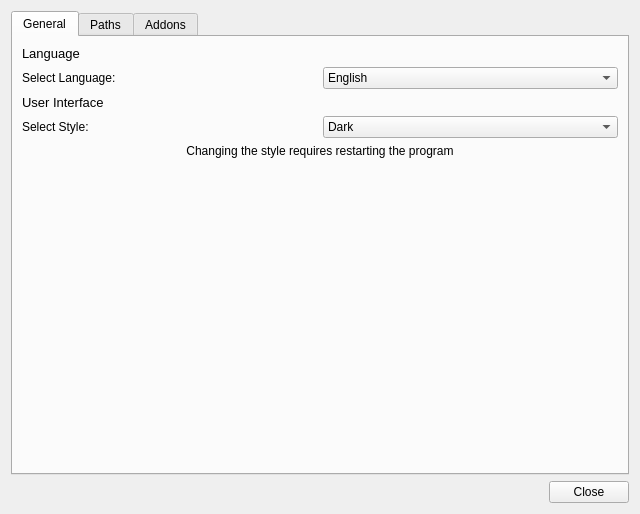
Old version of the form dialogs/optionsdialog.ui in the repository PhilInTheGaps/GM-Companion.
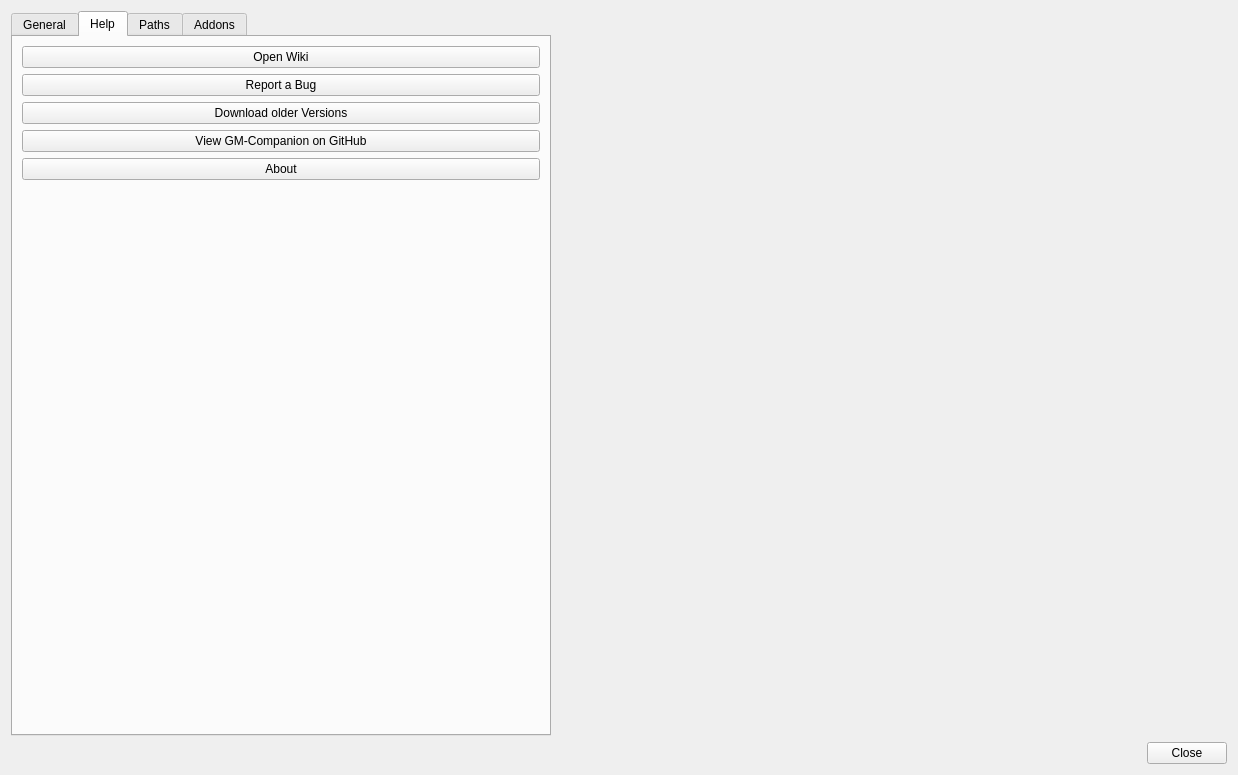
New version of the form. The open tabs and pages were chosen to show the change. Icons and pictures are not drawn.

Commit message: Improved UI, removed menu bar and tab system

```diff
--- a/dialogs/optionsdialog.ui
+++ b/dialogs/optionsdialog.ui
@@ -6,8 +6,8 @@
    <rect>
     <x>0</x>
     <y>0</y>
-    <width>640</width>
-    <height>510</height>
+    <width>1238</width>
+    <height>775</height>
    </rect>
   </property>
   <property name="windowTitle">
@@ -18,12 +18,18 @@
     <normaloff>:/resources/icon256.png</normaloff>:/resources/icon256.png</iconset>
   </property>
   <layout class="QVBoxLayout" name="verticalLayout">
-   <item alignment="Qt::AlignTop">
+   <item>
     <widget class="QTabWidget" name="tabWidget">
+     <property name="sizePolicy">
+      <sizepolicy hsizetype="Maximum" vsizetype="Expanding">
+       <horstretch>0</horstretch>
+       <verstretch>0</verstretch>
+      </sizepolicy>
+     </property>
      <property name="currentIndex">
       <number>0</number>
      </property>
-     <widget class="QWidget" name="tabUpdates">
+     <widget class="QWidget" name="tabGeneral">
       <attribute name="title">
        <string>General</string>
       </attribute>
@@ -33,6 +39,8 @@
          <property name="font">
           <font>
            <pointsize>10</pointsize>
+           <weight>75</weight>
+           <bold>true</bold>
           </font>
          </property>
          <property name="text">
@@ -70,8 +78,8 @@
          <property name="font">
           <font>
            <pointsize>10</pointsize>
-           <weight>50</weight>
-           <bold>false</bold>
+           <weight>75</weight>
+           <bold>true</bold>
           </font>
          </property>
          <property name="text">
@@ -119,7 +127,7 @@
           <bool>false</bool>
          </property>
          <property name="alignment">
-          <set>Qt::AlignCenter</set>
+          <set>Qt::AlignLeading|Qt::AlignLeft|Qt::AlignVCenter</set>
          </property>
          <property name="wordWrap">
           <bool>false</bool>
@@ -129,6 +137,27 @@
          </property>
         </widget>
        </item>
+       <item>
+        <widget class="QLabel" name="label_8">
+         <property name="font">
+          <font>
+           <pointsize>10</pointsize>
+           <weight>75</weight>
+           <bold>true</bold>
+          </font>
+         </property>
+         <property name="text">
+          <string>Updates</string>
+         </property>
+        </widget>
+       </item>
+       <item>
+        <widget class="QPushButton" name="pushButton_checkForUpdates">
+         <property name="text">
+          <string>Check for Updates</string>
+         </property>
+        </widget>
+       </item>
        <item>
         <spacer name="verticalSpacer_2">
          <property name="orientation">
@@ -144,6 +173,85 @@
        </item>
       </layout>
      </widget>
+     <widget class="QWidget" name="tabHelp">
+      <attribute name="title">
+       <string>Help</string>
+      </attribute>
+      <layout class="QVBoxLayout" name="verticalLayout_8">
+       <item>
+        <widget class="QPushButton" name="pushButton_openWiki">
+         <property name="sizePolicy">
+          <sizepolicy hsizetype="Minimum" vsizetype="Fixed">
+           <horstretch>0</horstretch>
+           <verstretch>0</verstretch>
+          </sizepolicy>
+         </property>
+         <property name="minimumSize">
+          <size>
+           <width>250</width>
+           <height>0</height>
+          </size>
+         </property>
+         <property name="text">
+          <string>Open Wiki</string>
+         </property>
+        </widget>
+       </item>
+       <item>
+        <widget class="QPushButton" name="pushButton_reportABug">
+         <property name="sizePolicy">
+          <sizepolicy hsizetype="Minimum" vsizetype="Fixed">
+           <horstretch>0</horstretch>
+           <verstretch>0</verstretch>
+          </sizepolicy>
+         </property>
+         <property name="minimumSize">
+          <size>
+           <width>250</width>
+           <height>0</height>
+          </size>
+         </property>
+         <property name="text">
+          <string>Report a Bug</string>
+         </property>
+        </widget>
+       </item>
+       <item>
+        <widget class="QPushButton" name="pushButton_downloadOlderVersions">
+         <property name="text">
+          <string>Download older Versions</string>
+         </property>
+        </widget>
+       </item>
+       <item>
+        <widget class="QPushButton" name="pushButton_viewOnGitHub">
+         <property name="text">
+          <string>View GM-Companion on GitHub</string>
+         </property>
+        </widget>
+       </item>
+       <item>
+        <widget class="QPushButton" name="pushButton_about">
+         <property name="text">
+          <string>About</string>
+         </property>
+        </widget>
+       </item>
+       <item>
+        <spacer name="verticalSpacer_3">
+         <property name="orientation">
+          <enum>Qt::Vertical</enum>
+         </property>
+         <property name="sizeHint" stdset="0">
+          <size>
+           <width>20</width>
+           <height>40</height>
+          </size>
+         </property>
+        </spacer>
+       </item>
+      </layout>
+     </widget>
      <widget class="QWidget" name="tabPaths">
       <attribute name="title">
        <string>Paths</string>
@@ -392,6 +500,12 @@
        </item>
        <item>
         <widget class="QFrame" name="addonsFrame">
+         <property name="sizePolicy">
+          <sizepolicy hsizetype="Preferred" vsizetype="Expanding">
+           <horstretch>0</horstretch>
+           <verstretch>0</verstretch>
+          </sizepolicy>
+         </property>
          <property name="minimumSize">
           <size>
            <width>0</width>
@@ -449,6 +563,12 @@
          </item>
          <item>
           <widget class="QPushButton" name="addonManagerButton">
+           <property name="sizePolicy">
+            <sizepolicy hsizetype="Maximum" vsizetype="Fixed">
+             <horstretch>0</horstretch>
+             <verstretch>0</verstretch>
+            </sizepolicy>
+           </property>
            <property name="text">
             <string>Open Addon Manager</string>
            </property>
```
The commit also changes 5 other files.
